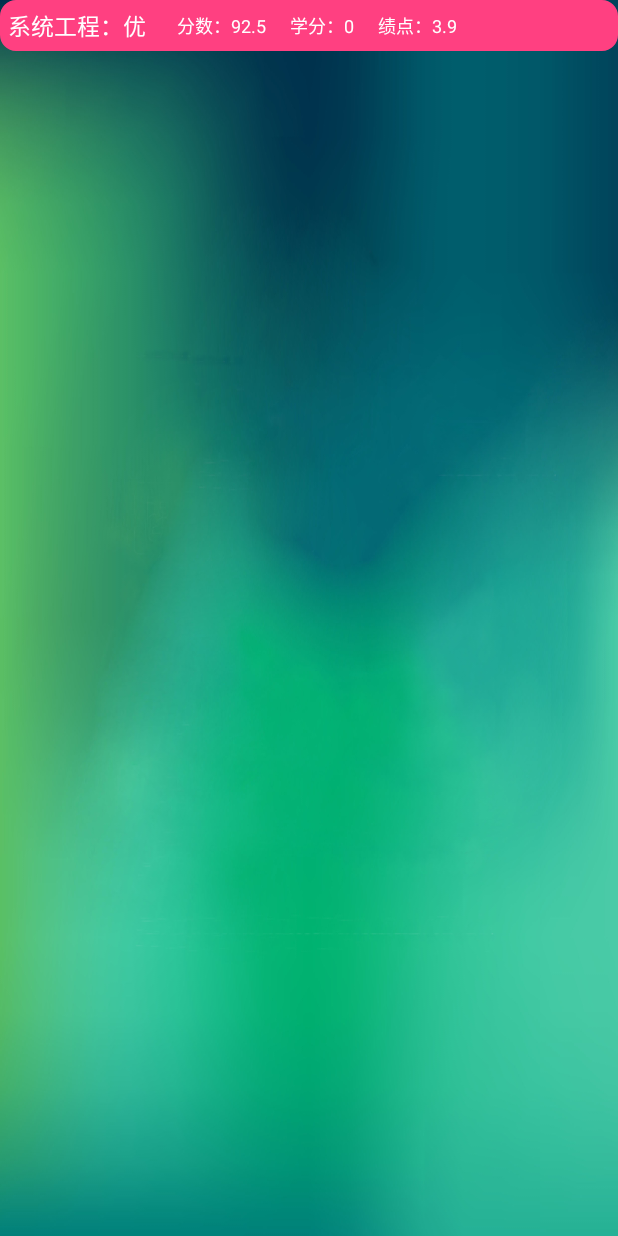
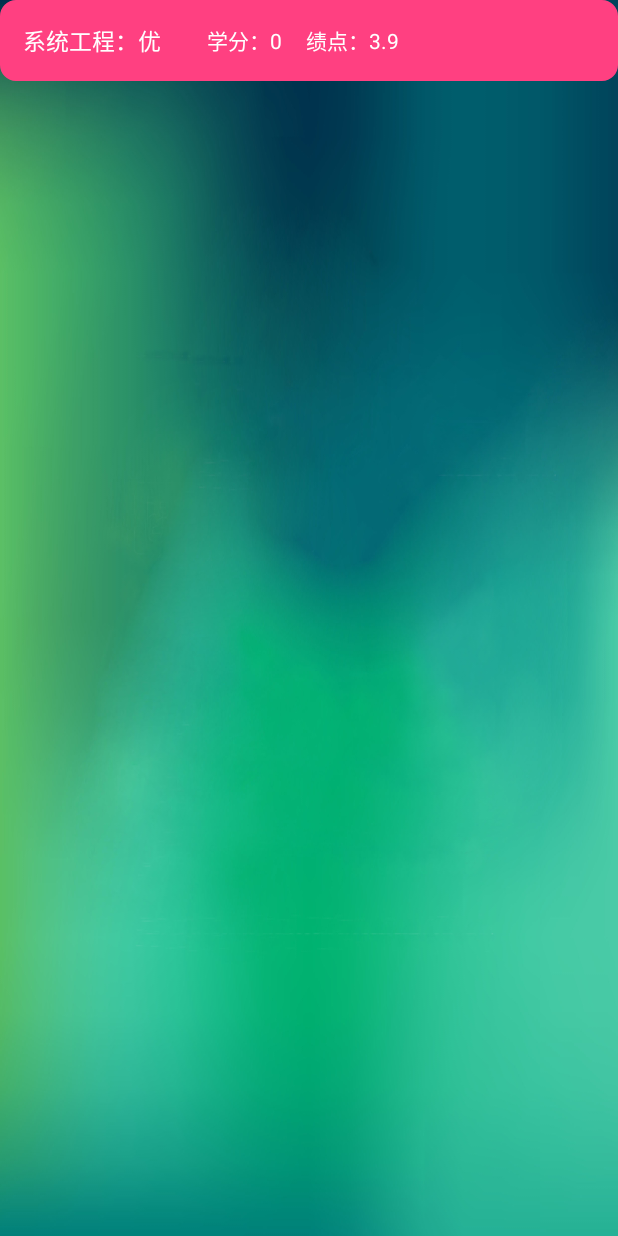
Before and after one commit to MJCoderMJCoder/MyHfutEduCn-Myself-, an Android app: the layout item_score.xml on its own in the app's theme, with its tools: preview values and no code run, on a phone screen of 412 x 824 dp. Run offline under Robolectric (Android 15) with nearby library versions, the phone set to English and light mode, and no system bars.

Commit message:
教务APP

```diff
--- a/app/src/main/java/com/lzf/myhfuteducn/fragment/AchievementFragment.java
+++ b/app/src/main/java/com/lzf/myhfuteducn/fragment/AchievementFragment.java
@@ -180,7 +180,7 @@ public class AchievementFragment extends Fragment {
                                                         holder.setBackgroundTint(R.id.score_card, Color.parseColor("#ffff5722")); //红
                                                     }
                                                     holder.setText(R.id.course_name, obj.getCourse_name() + "：" + obj.getScore_text());
-                                                    holder.setText(R.id.score, "分数：" + obj.getScore());
+                                                    //                                                    holder.setText(R.id.score, "分数：" + obj.getScore());
                                                     holder.setText(R.id.course_credit, "学分：" + obj.getCourse_credit());
                                                     holder.setText(R.id.course_gp, "绩点：" + obj.getCourse_gp());
                                                     holder.dynamicAddExamgrade(R.id.exam_grades, obj.getExam_grades());
--- a/app/src/main/java/com/lzf/myhfuteducn/util/ReusableAdapter.java
+++ b/app/src/main/java/com/lzf/myhfuteducn/util/ReusableAdapter.java
@@ -269,7 +269,8 @@ public abstract class ReusableAdapter<T> extends BaseAdapter {
                 for (Lesson.Examgrade examgrade : examgradeList) {
                     LinearLayout linearLayout = new LinearLayout(context);
                     linearLayout.setOrientation(LinearLayout.HORIZONTAL);
-                    linearLayout.setPadding(250, 0, 0, 0);
+                    linearLayout.setGravity(Gravity.RIGHT);
+                    linearLayout.setPadding(15, 0, 15, 0);
                     TextView type = new TextView(context);
                     type.setTextSize(14);
                     type.setText(examgrade.getType() + "：" + examgrade.getScore_text());
--- a/app/src/main/res/layout/fragment_about.xml
+++ b/app/src/main/res/layout/fragment_about.xml
@@ -40,7 +40,8 @@
             <RelativeLayout
                 android:layout_width="match_parent"
                 android:layout_height="wrap_content"
-                android:padding="15dp">
+                android:layout_marginTop="10dp"
+                android:padding="5dp">
 
                 <TextView
                     android:id="@+id/account"
--- a/app/src/main/res/layout/fragment_infoset.xml
+++ b/app/src/main/res/layout/fragment_infoset.xml
@@ -16,8 +16,7 @@
             android:layout_width="match_parent"
             android:layout_height="100dp"
             android:gravity="center"
-            android:orientation="horizontal"
-            android:paddingRight="10dp">
+            android:orientation="horizontal">
 
             <ImageView
                 android:id="@+id/imageView"
--- a/app/src/main/res/layout/item_score.xml
+++ b/app/src/main/res/layout/item_score.xml
@@ -5,7 +5,8 @@
               android:layout_height="wrap_content"
               android:background="@drawable/rounded_rectangle_login"
               android:backgroundTint="@color/colorAccent"
-              android:orientation="vertical">
+              android:orientation="vertical"
+              android:padding="10dp">
 
     <LinearLayout
         android:layout_width="match_parent"
@@ -16,14 +17,14 @@
             android:id="@+id/course_name"
             android:layout_width="wrap_content"
             android:layout_height="match_parent"
-            android:layout_marginRight="10dp"
+            android:layout_marginRight="20dp"
             android:gravity="center"
             android:padding="5dp"
             android:text="系统工程：优"
             android:textColor="@android:color/white"
             android:textSize="15sp"/>
 
-        <TextView
+        <!--<TextView
             android:id="@+id/score"
             android:layout_width="wrap_content"
             android:layout_height="match_parent"
@@ -33,7 +34,7 @@
             android:padding="5dp"
             android:text="分数：92.5"
             android:textColor="@android:color/white"
-            android:textSize="12sp"/>
+            android:textSize="12sp"/>-->
 
         <TextView
             android:id="@+id/course_credit"
@@ -43,8 +44,7 @@
             android:gravity="center"
             android:padding="5dp"
             android:text="学分：0"
-            android:textColor="@android:color/white"
-            android:textSize="12sp"/>
+            android:textColor="@android:color/white"/>
 
         <TextView
             android:id="@+id/course_gp"
@@ -53,8 +53,7 @@
             android:gravity="center"
             android:padding="5dp"
             android:text="绩点：3.9"
-            android:textColor="@android:color/white"
-            android:textSize="12sp"/>
+            android:textColor="@android:color/white"/>
     </LinearLayout>
 
     <LinearLayout
```
Also changed, not shown: app/src/main/java/com/lzf/myhfuteducn/util/OkHttpUtil.java (+6 -7 lines).
